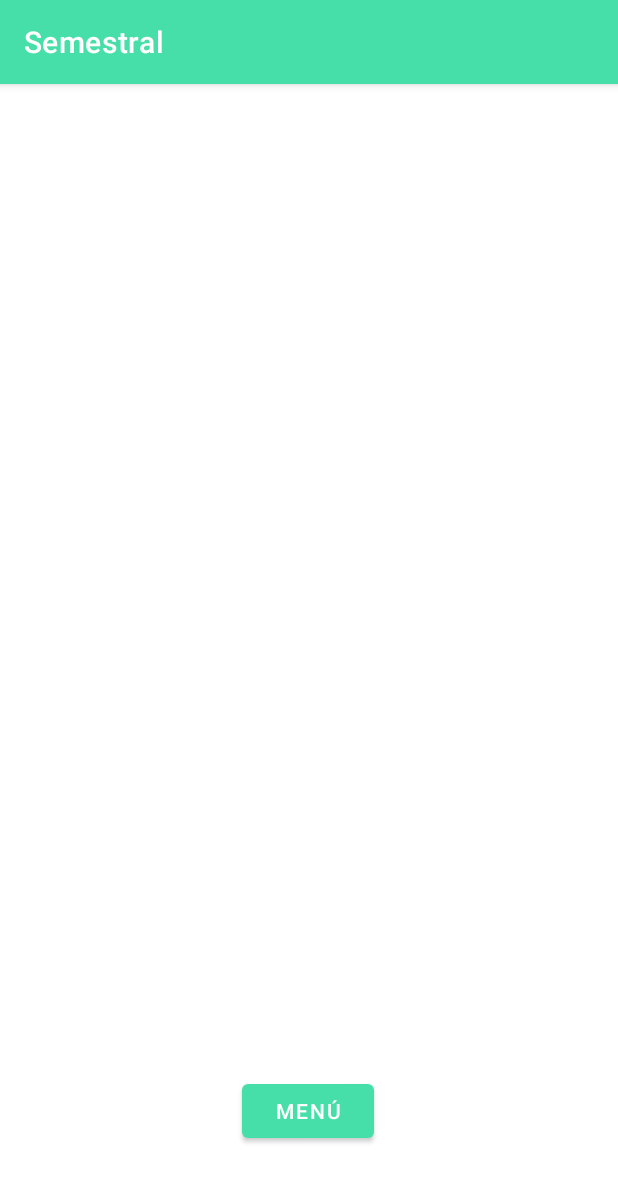
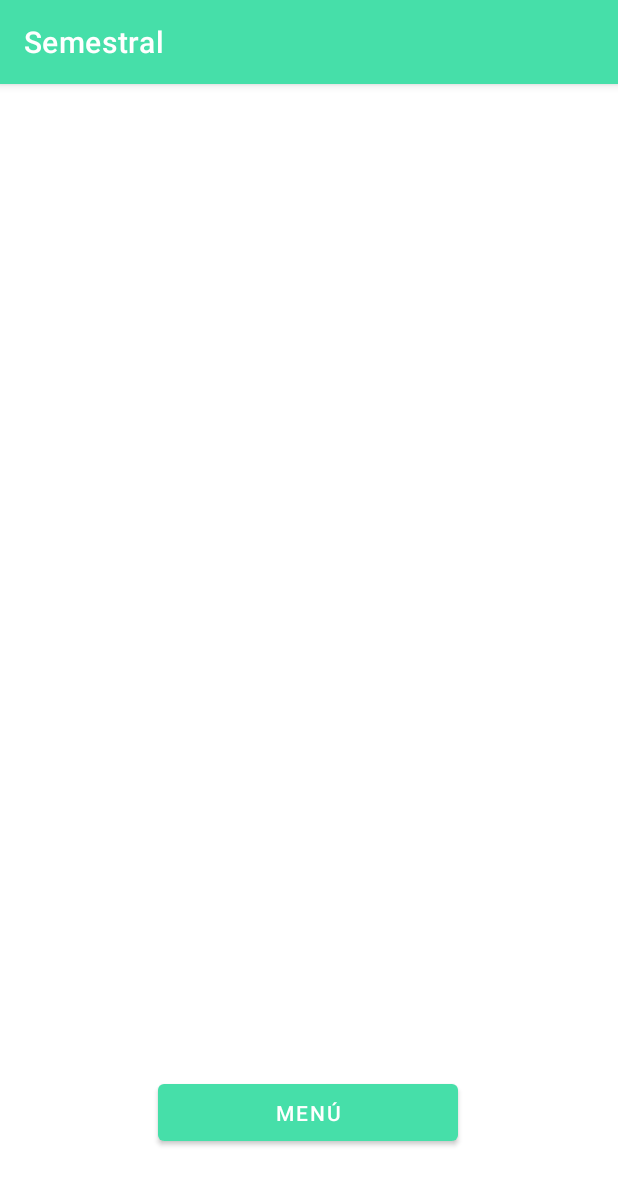
Before and after one commit to cigch02/semestral, an Android app: the luz_activity screen opened directly, with no data from a screen before it, on a phone screen of 412 x 824 dp. Shown: the top 1185 px of the screen. Run offline under Robolectric (Android 15) with nearby library versions, the phone set to English and light mode, and no system bars.

Commit message:
Mejora de aspecto del activity_luz.xml

```diff
--- a/app/src/main/res/layout/activity_luz.xml
+++ b/app/src/main/res/layout/activity_luz.xml
@@ -4,6 +4,7 @@
     xmlns:tools="http://schemas.android.com/tools"
     android:layout_width="match_parent"
     android:layout_height="match_parent"
+    android:background="@color/white"
     tools:context=".MainActivity">
 
     <TextView
@@ -55,8 +56,8 @@
 
     <Button
         android:id="@+id/volver"
-        android:layout_width="wrap_content"
-        android:layout_height="wrap_content"
+        android:layout_width="200dp"
+        android:layout_height="50dp"
         android:layout_marginStart="158dp"
         android:layout_marginTop="49dp"
         android:layout_marginEnd="159dp"
```
